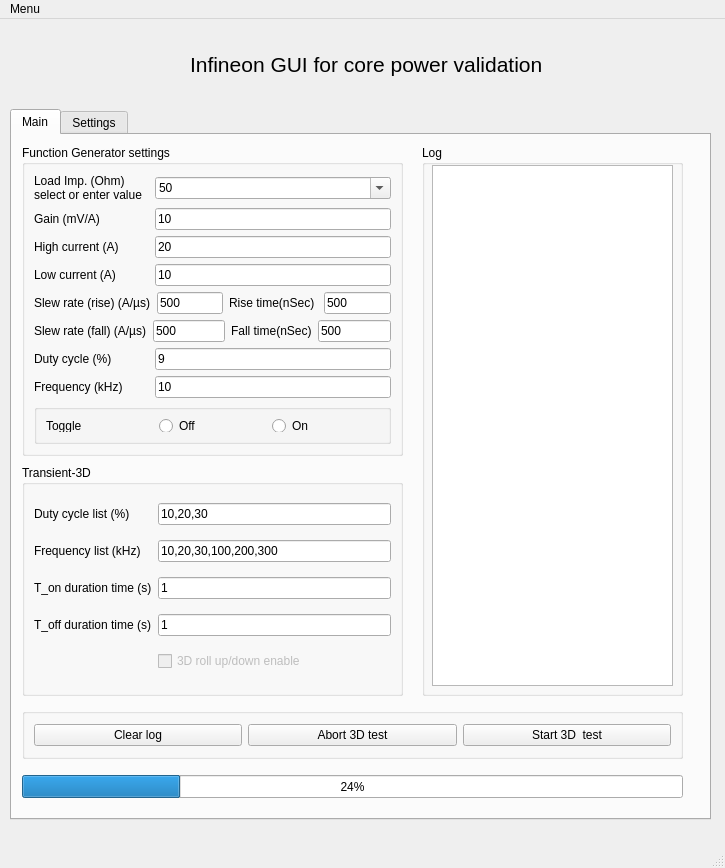
First picture: the form in PySide6_Core_Power_Validation_ui.ui, repository a9202507/ifx_gui_for_core_power_validation, before the edit.
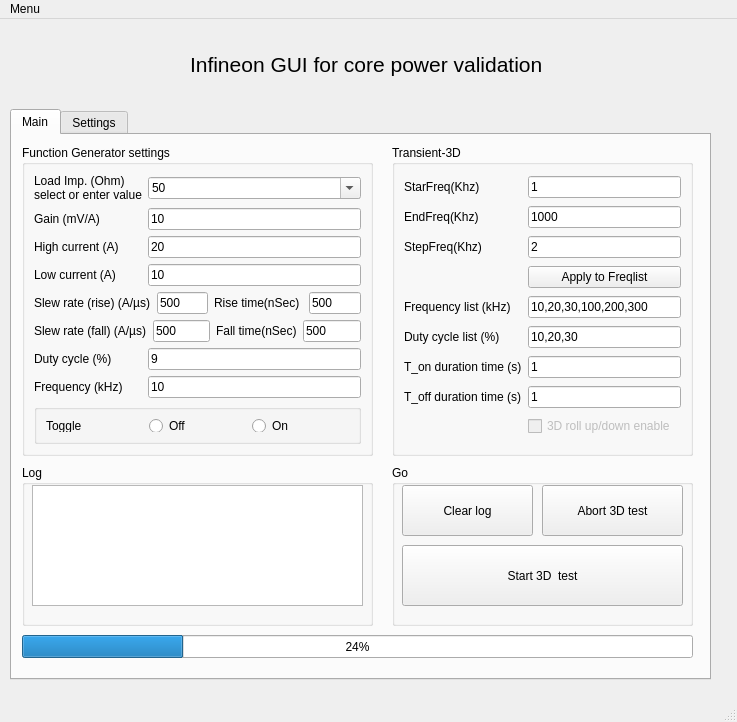
Second picture: the form after the edit. The open tabs and pages were chosen to show the change. Icons and pictures are not drawn.

Commit message: add frequency list generator

Diff of the .ui file:
```diff
--- a/PySide6_Core_Power_Validation_ui.ui
+++ b/PySide6_Core_Power_Validation_ui.ui
@@ -6,8 +6,8 @@
    <rect>
     <x>0</x>
     <y>0</y>
-    <width>725</width>
-    <height>868</height>
+    <width>737</width>
+    <height>722</height>
    </rect>
   </property>
   <property name="windowTitle">
@@ -62,7 +62,7 @@
       <x>10</x>
       <y>90</y>
       <width>701</width>
-      <height>711</height>
+      <height>571</height>
      </rect>
     </property>
     <property name="currentIndex">
@@ -75,90 +75,151 @@
      <widget class="QGroupBox" name="groupBox_3">
       <property name="geometry">
        <rect>
-        <x>10</x>
-        <y>330</y>
-        <width>381</width>
-        <height>231</height>
+        <x>380</x>
+        <y>10</y>
+        <width>301</width>
+        <height>311</height>
        </rect>
       </property>
       <property name="title">
        <string>Transient-3D</string>
       </property>
       <layout class="QGridLayout" name="gridLayout_3">
+       <item row="8" column="1">
+        <widget class="QLineEdit" name="lineEdit_21">
+         <property name="text">
+          <string>1</string>
+         </property>
+        </widget>
+       </item>
        <item row="2" column="0">
+        <widget class="QLabel" name="label_28">
+         <property name="text">
+          <string>StarFreq(Khz)</string>
+         </property>
+        </widget>
+       </item>
+       <item row="8" column="0">
         <widget class="QLabel" name="label_16">
          <property name="text">
           <string>T_on duration time (s)</string>
          </property>
         </widget>
        </item>
-       <item row="0" column="1">
+       <item row="4" column="1">
+        <widget class="QLineEdit" name="lineEdit_14">
+         <property name="text">
+          <string>2</string>
+         </property>
+         <property name="maxLength">
+          <number>8</number>
+         </property>
+        </widget>
+       </item>
+       <item row="2" column="1">
+        <widget class="QLineEdit" name="lineEdit_11">
+         <property name="text">
+          <string>1</string>
+         </property>
+         <property name="maxLength">
+          <number>8</number>
+         </property>
+        </widget>
+       </item>
+       <item row="3" column="0">
+        <widget class="QLabel" name="label_29">
+         <property name="text">
+          <string>EndFreq(Khz)</string>
+         </property>
+        </widget>
+       </item>
+       <item row="5" column="1">
+        <widget class="QPushButton" name="pushButton_12">
+         <property name="enabled">
+          <bool>true</bool>
+         </property>
+         <property name="text">
+          <string>Apply to Freqlist</string>
+         </property>
+        </widget>
+       </item>
+       <item row="7" column="0">
+        <widget class="QLabel" name="label_13">
+         <property name="text">
+          <string>Duty cycle list (%)</string>
+         </property>
+        </widget>
+       </item>
+       <item row="7" column="1">
         <widget class="QLineEdit" name="lineEdit_13">
          <property name="text">
           <string>10,20,30</string>
          </property>
         </widget>
        </item>
-       <item row="3" column="0">
+       <item row="9" column="0">
         <widget class="QLabel" name="label_17">
          <property name="text">
           <string>T_off duration time (s)</string>
          </property>
         </widget>
        </item>
-       <item row="1" column="0">
+       <item row="10" column="1">
+        <widget class="QCheckBox" name="checkBox_3">
+         <property name="enabled">
+          <bool>false</bool>
+         </property>
+         <property name="text">
+          <string>3D roll up/down enable</string>
+         </property>
+        </widget>
+       </item>
+       <item row="4" column="0">
+        <widget class="QLabel" name="label_30">
+         <property name="text">
+          <string>StepFreq(Khz)</string>
+         </property>
+        </widget>
+       </item>
+       <item row="3" column="1">
+        <widget class="QLineEdit" name="lineEdit_12">
+         <property name="text">
+          <string>1000</string>
+         </property>
+         <property name="maxLength">
+          <number>8</number>
+         </property>
+        </widget>
+       </item>
+       <item row="9" column="1">
+        <widget class="QLineEdit" name="lineEdit_22">
+         <property name="text">
+          <string>1</string>
+         </property>
+        </widget>
+       </item>
+       <item row="6" column="0">
         <widget class="QLabel" name="label_15">
          <property name="text">
           <string>Frequency list (kHz)</string>
          </property>
         </widget>
        </item>
-       <item row="2" column="1">
-        <widget class="QLineEdit" name="lineEdit_21">
-         <property name="text">
-          <string>1</string>
-         </property>
-        </widget>
-       </item>
-       <item row="1" column="1">
+       <item row="6" column="1">
         <widget class="QLineEdit" name="lineEdit_15">
          <property name="text">
           <string>10,20,30,100,200,300</string>
          </property>
         </widget>
        </item>
-       <item row="0" column="0">
-        <widget class="QLabel" name="label_13">
-         <property name="text">
-          <string>Duty cycle list (%)</string>
-         </property>
-        </widget>
-       </item>
-       <item row="3" column="1">
-        <widget class="QLineEdit" name="lineEdit_22">
-         <property name="text">
-          <string>1</string>
-         </property>
-        </widget>
-       </item>
-       <item row="4" column="1">
-        <widget class="QCheckBox" name="checkBox_3">
-         <property name="enabled">
-          <bool>false</bool>
-         </property>
-         <property name="text">
-          <string>3D roll up/down enable</string>
-         </property>
-        </widget>
-       </item>
       </layout>
      </widget>
      <widget class="QProgressBar" name="progressBar">
       <property name="geometry">
        <rect>
         <x>10</x>
-        <y>640</y>
-        <width>661</width>
+        <y>500</y>
+        <width>671</width>
         <height>23</height>
        </rect>
       </property>
@@ -171,7 +232,7 @@
        <rect>
         <x>10</x>
         <y>10</y>
-        <width>381</width>
+        <width>351</width>
         <height>311</height>
        </rect>
       </property>
@@ -382,58 +443,13 @@
        </item>
       </layout>
      </widget>
-     <widget class="QGroupBox" name="groupBox_7">
-      <property name="geometry">
-       <rect>
-        <x>10</x>
-        <y>573</y>
-        <width>661</width>
-        <height>51</height>
-       </rect>
-      </property>
-      <property name="title">
-       <string/>
-      </property>
-      <layout class="QGridLayout" name="gridLayout_5">
-       <item row="0" column="0">
-        <widget class="QPushButton" name="pushButton_5">
-         <property name="enabled">
-          <bool>true</bool>
-         </property>
-         <property name="text">
-          <string>Clear log</string>
-         </property>
-        </widget>
-       </item>
-       <item row="0" column="1">
-        <widget class="QPushButton" name="pushButton_4">
-         <property name="enabled">
-          <bool>true</bool>
-         </property>
-         <property name="text">
-          <string>Abort 3D test</string>
-         </property>
-        </widget>
-       </item>
-       <item row="0" column="2">
-        <widget class="QPushButton" name="pushButton_8">
-         <property name="enabled">
-          <bool>true</bool>
-         </property>
-         <property name="text">
-          <string>Start 3D  test</string>
-         </property>
-        </widget>
-       </item>
-      </layout>
-     </widget>
      <widget class="QGroupBox" name="groupBox_11">
       <property name="geometry">
        <rect>
-        <x>410</x>
-        <y>10</y>
-        <width>261</width>
-        <height>551</height>
+        <x>10</x>
+        <y>330</y>
+        <width>351</width>
+        <height>161</height>
        </rect>
       </property>
       <property name="title">
@@ -444,12 +460,73 @@
         <rect>
          <x>10</x>
          <y>20</y>
-         <width>241</width>
-         <height>521</height>
+         <width>331</width>
+         <height>121</height>
         </rect>
        </property>
       </widget>
      </widget>
+     <widget class="QGroupBox" name="groupBox_7">
+      <property name="geometry">
+       <rect>
+        <x>380</x>
+        <y>330</y>
+        <width>301</width>
+        <height>161</height>
+       </rect>
+      </property>
+      <property name="title">
+       <string>Go</string>
+      </property>
+      <widget class="QPushButton" name="pushButton_4">
+       <property name="enabled">
+        <bool>true</bool>
+       </property>
+       <property name="geometry">
+        <rect>
+         <x>150</x>
+         <y>20</y>
+         <width>141</width>
+         <height>51</height>
+        </rect>
+       </property>
+       <property name="text">
+        <string>Abort 3D test</string>
+       </property>
+      </widget>
+      <widget class="QPushButton" name="pushButton_8">
+       <property name="enabled">
+        <bool>true</bool>
+       </property>
+       <property name="geometry">
+        <rect>
+         <x>10</x>
+         <y>80</y>
+         <width>281</width>
+         <height>61</height>
+        </rect>
+       </property>
+       <property name="text">
+        <string>Start 3D  test</string>
+       </property>
+      </widget>
+      <widget class="QPushButton" name="pushButton_5">
+       <property name="enabled">
+        <bool>true</bool>
+       </property>
+       <property name="geometry">
+        <rect>
+         <x>10</x>
+         <y>20</y>
+         <width>131</width>
+         <height>51</height>
+        </rect>
+       </property>
+       <property name="text">
+        <string>Clear log</string>
+       </property>
+      </widget>
+     </widget>
     </widget>
     <widget class="QWidget" name="tab_2">
      <attribute name="title">
@@ -959,8 +1036,8 @@
     <rect>
      <x>0</x>
      <y>0</y>
-     <width>725</width>
-     <height>22</height>
+     <width>737</width>
+     <height>21</height>
     </rect>
    </property>
    <widget class="QMenu" name="menuabout">
```
Left out of the diff: 10 changed lines with no effect on the pictures. The commit also changes 2 other files.
